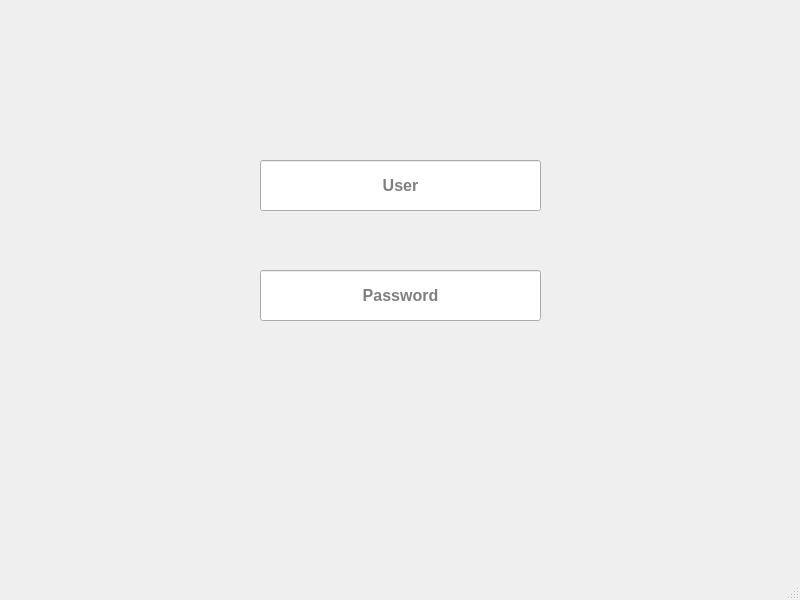
juankipedia/DotAndBoxes, file src/graphic_interface/src/dotandbox_1_1/loginwindow.ui: the form before one commit.
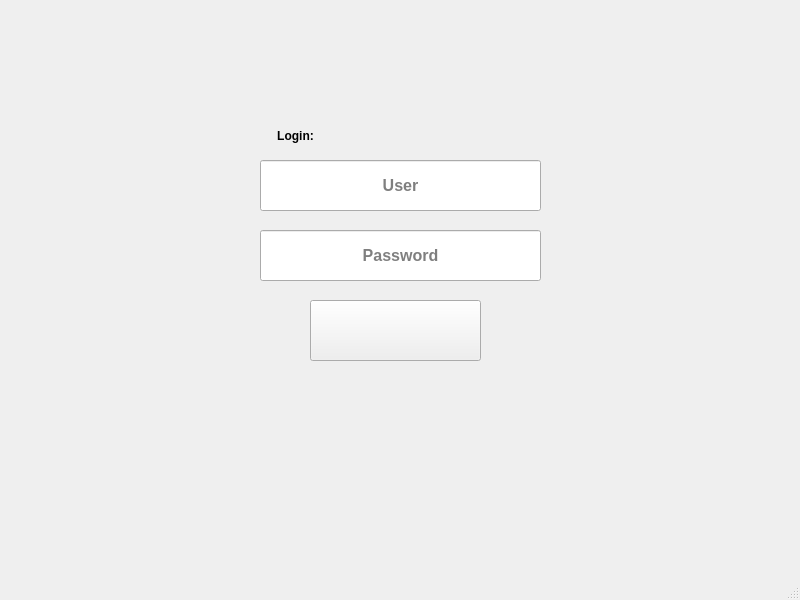
The form after the commit. Icons and pictures are not drawn.

Commit message: adds login window

Diff of the .ui file:
```diff
--- a/src/graphic_interface/src/dotandbox_1_1/loginwindow.ui
+++ b/src/graphic_interface/src/dotandbox_1_1/loginwindow.ui
@@ -55,7 +55,7 @@
     <property name="geometry">
      <rect>
       <x>260</x>
-      <y>270</y>
+      <y>230</y>
       <width>281</width>
       <height>51</height>
      </rect>
@@ -85,6 +85,46 @@
      <string>Password</string>
     </property>
    </widget>
+   <widget class="QLabel" name="label">
+    <property name="geometry">
+     <rect>
+      <x>270</x>
+      <y>120</y>
+      <width>51</width>
+      <height>31</height>
+     </rect>
+    </property>
+    <property name="font">
+     <font>
+      <bold>true</bold>
+     </font>
+    </property>
+    <property name="styleSheet">
+     <string notr="true">border-image: url(:/images/images/white_background.jpg)</string>
+    </property>
+    <property name="text">
+     <string>Login:</string>
+    </property>
+    <property name="alignment">
+     <set>Qt::AlignCenter</set>
+    </property>
+   </widget>
+   <widget class="QPushButton" name="b_sett">
+    <property name="geometry">
+     <rect>
+      <x>310</x>
+      <y>300</y>
+      <width>171</width>
+      <height>61</height>
+     </rect>
+    </property>
+    <property name="styleSheet">
+     <string notr="true">border-image: url(:/images/images/settings_button.png);</string>
+    </property>
+    <property name="text">
+     <string/>
+    </property>
+   </widget>
   </widget>
   <widget class="QStatusBar" name="statusbar"/>
  </widget>
```
The commit also changes 7 other files.
